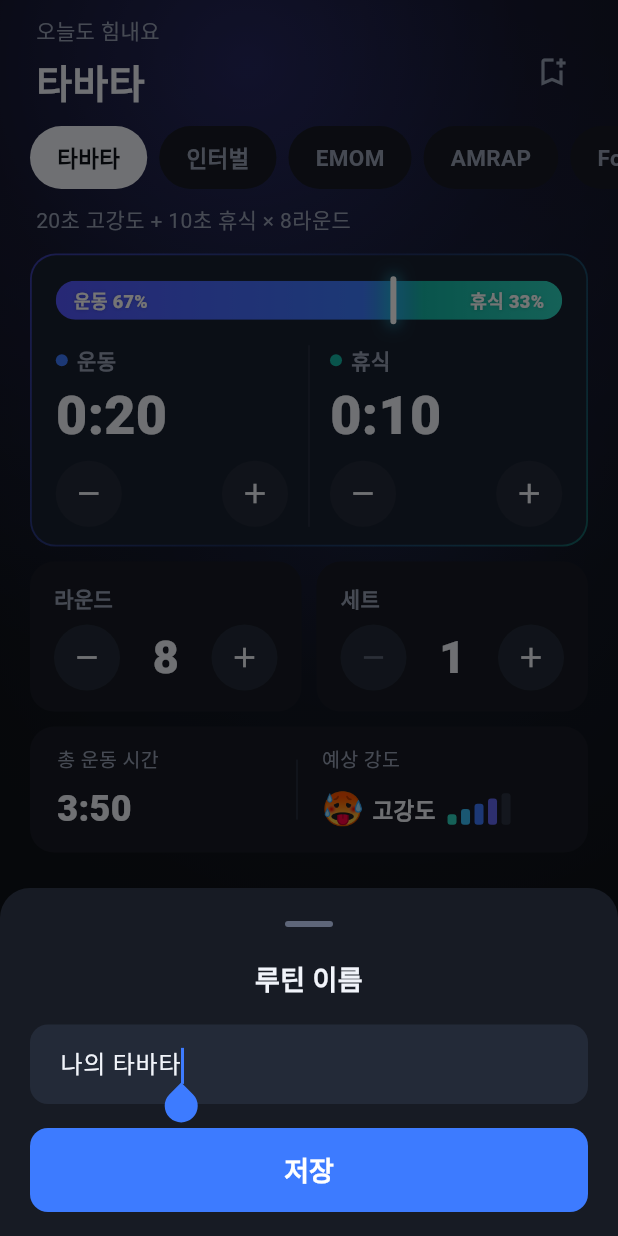
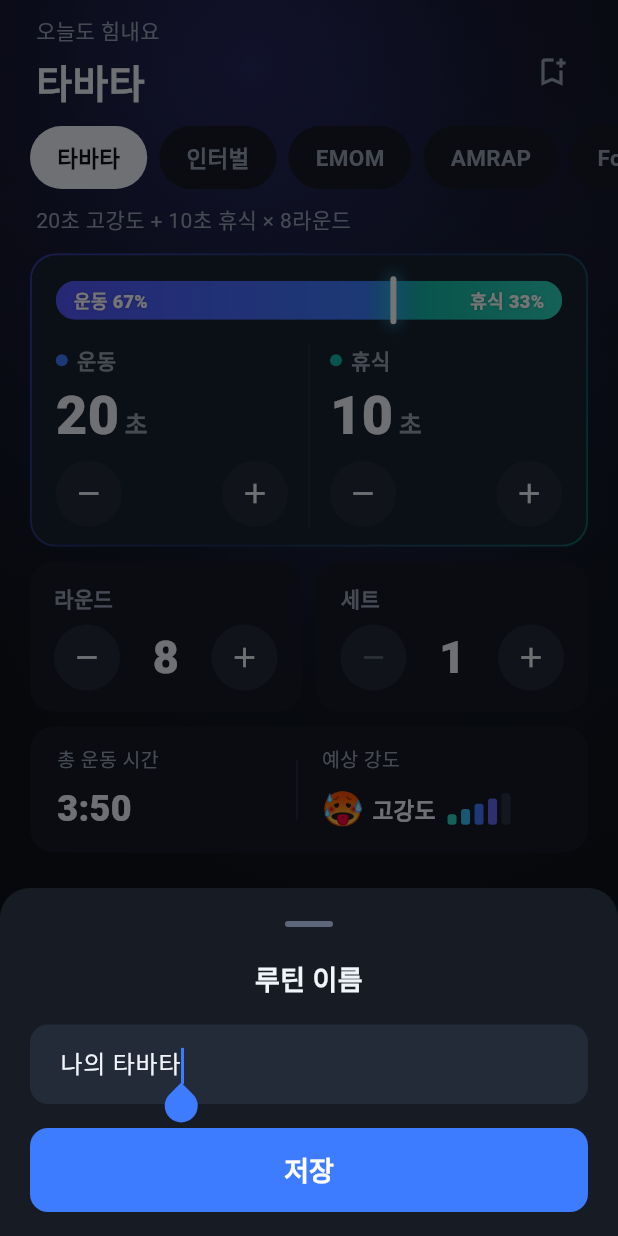
Before and after one commit to sionhyeop/tabata-timer, a Flutter app: the screen it shows after launch, after a tap on the "bookmark add" icon, on a phone screen of 412 x 824 dp. Run offline on Flutter 3.47's test engine with Material 3 defaults, Android fonts, the phone set to English and light mode, and no system bars; our stand-ins replace audioplayers, flutter_tts, shared_preferences, wakelock_plus; missing offline and left inert: flutter_foreground_task.

Commit message:
Show units on setup values
Durations on the setup tiles read "20초", "1분 30초", "2분" instead of
"0:20": the number stays large and the unit sits beside it smaller and
quieter. Applies to every duration tile (work, rest, set rest, warm-up,
EMOM interval, AMRAP limit, rest timer) and to the weight setting;
counts keep their label as the unit. Screen readers hear the same text.

The formatter moves to utils (formatDurationKo / durationParts) and the
routine summaries reuse it. Version 1.3.1.

Co-Authored-By: Claude Opus 5.5 <noreply@anthropic.com>

```diff
--- a/lib/models/workout_config.dart
+++ b/lib/models/workout_config.dart
@@ -1,3 +1,4 @@
+import '../utils/format.dart';
 import 'timer_mode.dart';
 
 /// Everything needed to build a workout timeline.
@@ -81,7 +82,7 @@ class WorkoutConfig {
 
   /// Short human summary, e.g. "20초 · 10초 · 8라운드".
   String get summary {
-    String t(int s) => _shortDuration(s);
+    const t = formatDurationKo;
     return switch (mode) {
       TimerMode.tabata || TimerMode.interval => [
         '운동 ${t(workSec)}',
@@ -150,10 +151,3 @@ class WorkoutConfig {
     exercises: (json['exercises'] as List?)?.cast<String>() ?? const [],
   );
 }
-
-String _shortDuration(int sec) {
-  if (sec < 60) return '$sec초';
-  final m = sec ~/ 60;
-  final s = sec % 60;
-  return s == 0 ? '$m분' : '$m분 $s초';
-}
--- a/lib/ui/settings/settings_tab.dart
+++ b/lib/ui/settings/settings_tab.dart
@@ -170,7 +170,7 @@ class SettingsTab extends StatelessWidget {
               const SizedBox(height: 28),
               const Center(
                 child: Text(
-                  '타바타 타이머 1.3.0',
+                  '타바타 타이머 1.3.1',
                   style: TextStyle(color: AppColors.textTertiary, fontSize: 12),
                 ),
               ),
--- a/lib/ui/widgets/value_tile.dart
+++ b/lib/ui/widgets/value_tile.dart
@@ -41,9 +41,29 @@ class ConfigField {
   /// Suffix for counts, e.g. "kg".
   final String? unit;
 
+  /// "20초", "1분 30초", "8", "65kg" — or [zeroLabel].
   String get display {
     if (value == 0 && zeroLabel != null) return zeroLabel!;
-    return kind == ValueKind.duration ? formatClock(value) : '$value${unit ?? ''}';
+    return kind == ValueKind.duration ? formatDurationKo(value) : '$value${unit ?? ''}';
+  }
+
+  /// [display] with numbers in [numberStyle] and units smaller and quieter,
+  /// so "20초" reads as a big 20 with its unit beside it.
+  InlineSpan styledDisplay(TextStyle numberStyle) {
+    final unitStyle = numberStyle.copyWith(
+      fontSize: (numberStyle.fontSize ?? 30) * 0.46,
+      fontWeight: FontWeight.w700,
+      color: AppColors.textSecondary,
+    );
+    if (value == 0 && zeroLabel != null) return TextSpan(text: zeroLabel, style: numberStyle);
+    final parts = kind == ValueKind.duration
+        ? durationParts(value)
+        : [(text: '$value', isUnit: false), if (unit != null) (text: '\u2009$unit', isUnit: true)];
+    return TextSpan(
+      children: [
+        for (final p in parts) TextSpan(text: p.text, style: p.isUnit ? unitStyle : numberStyle),
+      ],
+    );
   }
 
   int get _up {
@@ -183,15 +203,17 @@ class ValueTile extends StatelessWidget {
                       fit: BoxFit.scaleDown,
                       child: Padding(
                         padding: const EdgeInsets.symmetric(horizontal: 4),
-                        child: Text(
-                          f.display,
-                          style: const TextStyle(
+                        child: Text.rich(
+                          f.styledDisplay(
+                            const TextStyle(
                               fontSize: 30,
                               fontWeight: FontWeight.w800,
                               height: 1.2,
                               fontFeatures: tabularFigures,
                               color: AppColors.textPrimary,
                             ),
+                          ),
+                          maxLines: 1,
                         ),
                       ),
                     ),
@@ -217,15 +239,21 @@ class ValueTile extends StatelessWidget {
             onTap: () => _openPicker(context),
             child: SizedBox(
               width: double.infinity,
-              child: Text(
-                f.display,
-                textAlign: large ? TextAlign.center : TextAlign.start,
-                style: TextStyle(
+              // Long values ("10분 30초") shrink rather than wrap.
+              child: FittedBox(
+                fit: BoxFit.scaleDown,
+                alignment: large ? Alignment.center : Alignment.centerLeft,
+                child: Text.rich(
+                  f.styledDisplay(
+                    TextStyle(
                       fontSize: large ? 56 : 36,
                       fontWeight: FontWeight.w800,
                       height: 1.15,
                       fontFeatures: tabularFigures,
                       color: AppColors.textPrimary,
+                    ),
+                  ),
+                  maxLines: 1,
                 ),
               ),
             ),
--- a/lib/utils/format.dart
+++ b/lib/utils/format.dart
@@ -16,6 +16,22 @@ String formatElapsedMs(int ms) => formatClock(ms ~/ 1000);
 
 /// `m:ss.d` for lap splits.
 String formatLapMs(int ms) => '${formatClock(ms ~/ 1000)}.${(ms % 1000) ~/ 100}';
+
+/// Exact duration with units: "20초", "1분 30초", "2분".
+String formatDurationKo(int sec) =>
+    [for (final p in durationParts(sec)) p.text].join().replaceAll('\u2009', '');
+
+/// [formatDurationKo] as number and unit pieces, so the two can be styled
+/// differently. Units carry a thin leading space; groups are space-separated.
+List<({String text, bool isUnit})> durationParts(int sec) {
+  final m = sec ~/ 60;
+  final s = sec % 60;
+  return [
+    if (m > 0) ...[(text: '$m', isUnit: false), (text: '\u2009분', isUnit: true)],
+    if (m > 0 && s > 0) (text: ' ', isUnit: true),
+    if (s > 0 || m == 0) ...[(text: '$s', isUnit: false), (text: '\u2009초', isUnit: true)],
+  ];
+}
 
 /// Human duration like "1시간 5분", "12분", "40초".
 String formatMinutesLabel(int totalSec) {
--- a/pubspec.yaml
+++ b/pubspec.yaml
@@ -16,7 +16,7 @@ publish_to: 'none' # Remove this line if you wish to publish to pub.dev
 # https://developer.apple.com/library/archive/documentation/General/Reference/InfoPlistKeyReference/Articles/CoreFoundationKeys.html
 # In Windows, build-name is used as the major, minor, and patch parts
 # of the product and file versions while build-number is used as the build suffix.
-version: 1.3.0+4
+version: 1.3.1+5
 
 environment:
   sdk: ^3.13.7
```
Also changed, not shown: 8 other files. Lines whose indentation alone changed are shown as unchanged.
